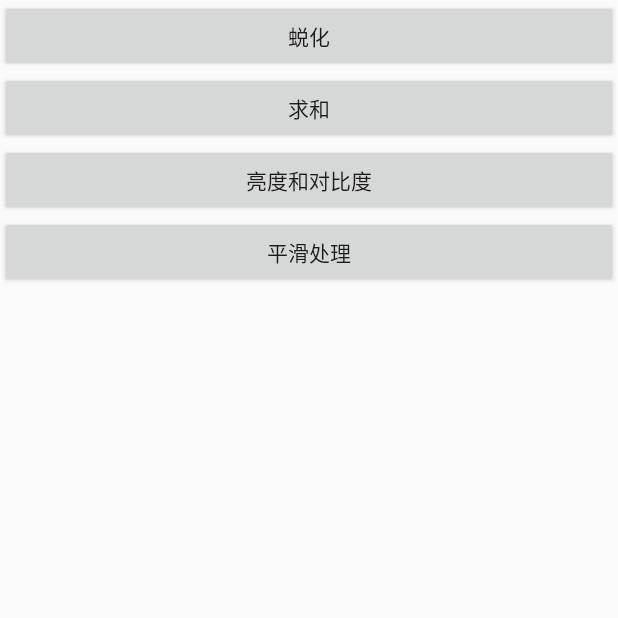
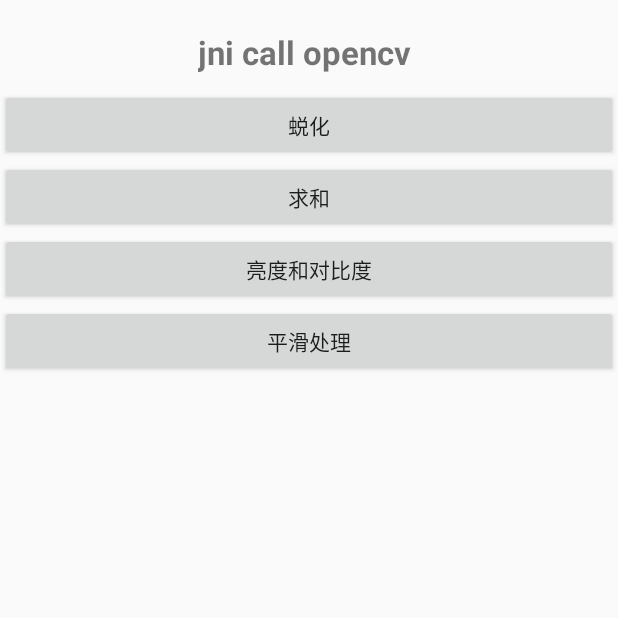
Before and after one commit to xiaoyunchengzhu/JniOpencvDemo, an Android app: the screen it shows after launch (MainActivity), on a phone screen of 412 x 824 dp, the top half of it. Run offline under Robolectric (Android 15) with nearby library versions, the phone set to English and light mode, and no system bars; 2 statements that could not run were skipped.

Commit message:
提交图片截图

```diff
--- /dev/null
+++ b/app/src/main/java/com/xiaoyunchengzhu/jniopencvdemo/opencvutil/ErodingAndDilating.java
@@ -0,0 +1,7 @@
+package com.xiaoyunchengzhu.jniopencvdemo.opencvutil;
+
+/**
+ * 腐蚀和膨胀
+ */
+public class ErodingAndDilating {
+}
--- a/app/src/main/res/layout/activity_main.xml
+++ b/app/src/main/res/layout/activity_main.xml
@@ -1,12 +1,24 @@
 <?xml version="1.0" encoding="utf-8"?>
-<LinearLayout xmlns:android="http://schemas.android.com/apk/res/android"
+<ScrollView xmlns:android="http://schemas.android.com/apk/res/android"
     xmlns:app="http://schemas.android.com/apk/res-auto"
     xmlns:tools="http://schemas.android.com/tools"
     android:layout_width="match_parent"
     android:layout_height="match_parent"
-    android:orientation="vertical"
     tools:context=".MainActivity">
 
+    <LinearLayout
+        android:layout_width="match_parent"
+        android:layout_height="wrap_content"
+        android:orientation="vertical">
+    <TextView
+        android:layout_gravity="center"
+        android:layout_marginTop="20dp"
+        android:layout_marginBottom="10dp"
+        android:textSize="22sp"
+        android:textStyle="bold"
+        android:text="jni call opencv "
+        android:layout_width="wrap_content"
+        android:layout_height="wrap_content" />
     <Button
         android:text="蜕化"
         android:id="@+id/btn_sharpen"
@@ -32,4 +44,5 @@
         android:layout_width="match_parent"
         android:layout_height="wrap_content" />
 
-</LinearLayout>
+    </LinearLayout>
+</ScrollView>
```
Also changed, not shown: 7 other files.
